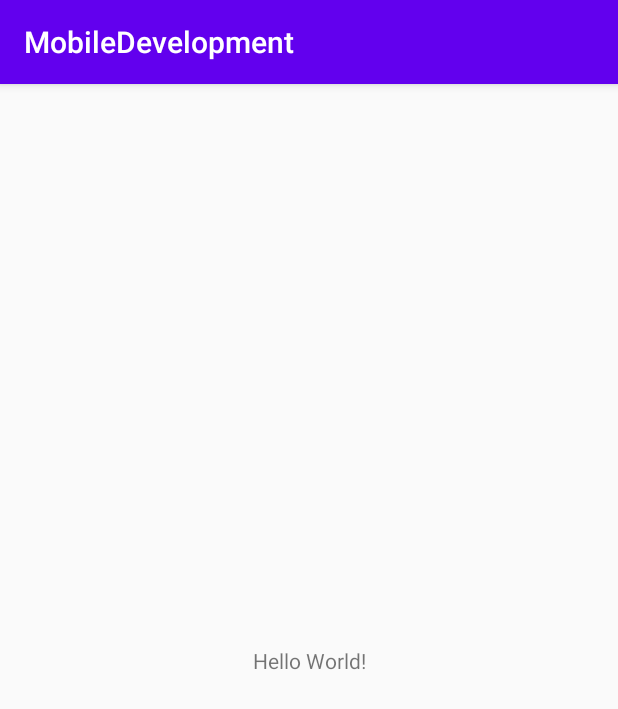
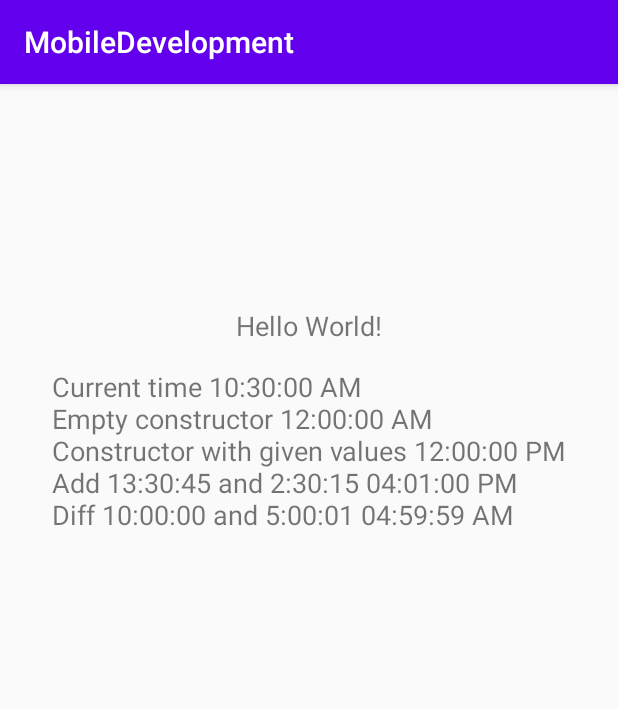
Before and after one commit to TymurL/MobileDevelopment, an Android app: the screen it shows after launch (MainActivity), on a phone screen of 412 x 824 dp. Shown: the top 709 px of the screen. Run offline under Robolectric (Android 15) with nearby library versions, the phone set to English and light mode, and no system bars.

Commit message:
add TimeTL class that allow to work with time

```diff
--- a/app/src/main/java/ua/kpi/comsys/iv7108/MainActivity.kt
+++ b/app/src/main/java/ua/kpi/comsys/iv7108/MainActivity.kt
@@ -2,10 +2,22 @@ package ua.kpi.comsys.iv7108
 
 import androidx.appcompat.app.AppCompatActivity
 import android.os.Bundle
+import android.widget.TextView
+import java.util.*
 
 class MainActivity : AppCompatActivity() {
     override fun onCreate(savedInstanceState: Bundle?) {
         super.onCreate(savedInstanceState)
         setContentView(R.layout.activity_main)
+
+        findViewById<TextView>(R.id.textView).apply {
+            text = """
+                   Current time ${TimeTL(Date())}
+                   Empty constructor ${TimeTL()}
+                   Constructor with given values ${TimeTL(12, 0, 0)}
+                   Add 13:30:45 and 2:30:15 ${TimeTL(13, 30, 45).add(TimeTL(2, 30, 15))}
+                   Diff 10:00:00 and 5:00:01 ${TimeTL(10, 0, 0).diff(TimeTL(5, 0, 1))}
+                   """.trimIndent()
+        }
     }
 }
--- /dev/null
+++ b/app/src/main/java/ua/kpi/comsys/iv7108/TimeTL.kt
@@ -0,0 +1,104 @@
+package ua.kpi.comsys.iv7108
+
+import java.util.Date
+
+class TimeTL {
+    private var hours: Int
+    private var minutes: Int
+    private var seconds: Int
+
+    constructor() {
+        this.hours = 0
+        this.minutes = 0
+        this.seconds = 0
+    }
+
+    constructor(hours: Int, minutes: Int, seconds: Int) {
+        this.hours = if (hours in 0 until HOURS_PER_DAY) hours else throw IllegalArgumentException("Hours out of range")
+        this.minutes = if (minutes in 0 until MINUTES_PER_HOUR) minutes else throw IllegalArgumentException("Minutes out of range")
+        this.seconds = if (seconds in 0 until SECONDS_PER_MINUTE) seconds else throw IllegalArgumentException("Seconds out of range")
+    }
+
+    constructor(date: Date) {
+        this.hours = date.hours
+        this.minutes = date.minutes
+        this.seconds = date.seconds
+    }
+
+    /**
+     * return a String value in `hh:mm:ss ZZ` format,
+     * where hh is hours, mm is minutes, ss is seconds, ZZ is `AM` or `PM` (12-hour format)
+     */
+    override fun toString(): String {
+        return "%02d:%02d:%02d %s".format(if (hours == 0 || hours == 12)
+                                              12
+                                          else
+                                              hours % 12,
+                                          minutes,
+                                          seconds,
+                                          if (hours < 12)
+                                              "AM"
+                                          else
+                                              "PM")
+    }
+
+    /**
+     * return a TimeXY object that represents the sum (by the corresponding properties)
+     * of current and input objects
+     */
+    fun add(time: TimeTL): TimeTL {
+        val (hours, minutes, seconds) = calculate(convertInSeconds(this) + convertInSeconds(time))
+        return TimeTL(hours, minutes, seconds)
+    }
+
+    /**
+     * return a TimeXY object that represents the difference (by the corresponding properties)
+     * of current and input objects.
+     */
+    fun diff(time: TimeTL): TimeTL {
+        val (hours, minutes, seconds) = calculate(convertInSeconds(this) - convertInSeconds(time))
+        return TimeTL(hours, minutes, seconds)
+    }
+
+    /**
+     * return a TimeXY object that represents the sum (by the corresponding properties)
+     * of two input objects
+     */
+    fun add(time1: TimeTL, time2: TimeTL): TimeTL {
+        val (hours, minutes, seconds) = calculate(convertInSeconds(time1) + convertInSeconds(time2))
+        return TimeTL(hours, minutes, seconds)
+    }
+
+    /**
+     * return a TimeXY object that represents the difference (by the corresponding properties)
+     * of two input objects
+     */
+    fun diff(time1: TimeTL, time2: TimeTL): TimeTL {
+        val (hours, minutes, seconds) = calculate(convertInSeconds(time1) - convertInSeconds(time2))
+        return TimeTL(hours, minutes, seconds)
+    }
+
+    private fun convertInSeconds(time: TimeTL): Int {
+        return time.hours * SECONDS_PER_HOUR + time.minutes * SECONDS_PER_MINUTE + time.seconds
+    }
+
+    @Suppress("NAME_SHADOWING")
+    private fun calculate(inSeconds: Int): Triple<Int, Int, Int> {
+        var inSeconds = inSeconds
+        if (inSeconds < 0)
+            inSeconds += HOURS_PER_DAY * SECONDS_PER_HOUR
+        var hours = inSeconds / SECONDS_PER_HOUR
+        if (hours > 23)
+            hours %= HOURS_PER_DAY
+        val minutes = inSeconds % SECONDS_PER_HOUR / SECONDS_PER_MINUTE
+        val seconds = inSeconds % SECONDS_PER_HOUR % SECONDS_PER_MINUTE
+        return Triple(hours, minutes, seconds)
+    }
+
+    companion object {
+        private const val SECONDS_PER_MINUTE = 60
+        private const val MINUTES_PER_HOUR = 60
+        private const val HOURS_PER_DAY = 24
+        private const val SECONDS_PER_HOUR = MINUTES_PER_HOUR * SECONDS_PER_MINUTE
+    }
+}
--- a/app/src/main/res/layout/activity_main.xml
+++ b/app/src/main/res/layout/activity_main.xml
@@ -7,12 +7,26 @@
     tools:context=".MainActivity">
 
     <TextView
+        android:id="@+id/textView2"
         android:layout_width="wrap_content"
         android:layout_height="wrap_content"
         android:text="Hello World!"
+        android:textSize="18sp"
         app:layout_constraintBottom_toBottomOf="parent"
         app:layout_constraintLeft_toLeftOf="parent"
         app:layout_constraintRight_toRightOf="parent"
-        app:layout_constraintTop_toTopOf="parent" />
+        app:layout_constraintTop_toTopOf="parent"
+        app:layout_constraintVertical_bias="0.19999999" />
+
+    <TextView
+        android:id="@+id/textView"
+        android:layout_width="wrap_content"
+        android:layout_height="wrap_content"
+        android:layout_marginTop="16dp"
+        android:text="TextView"
+        android:textSize="18sp"
+        app:layout_constraintEnd_toEndOf="parent"
+        app:layout_constraintStart_toStartOf="parent"
+        app:layout_constraintTop_toBottomOf="@+id/textView2" />
 
 </androidx.constraintlayout.widget.ConstraintLayout>
```
